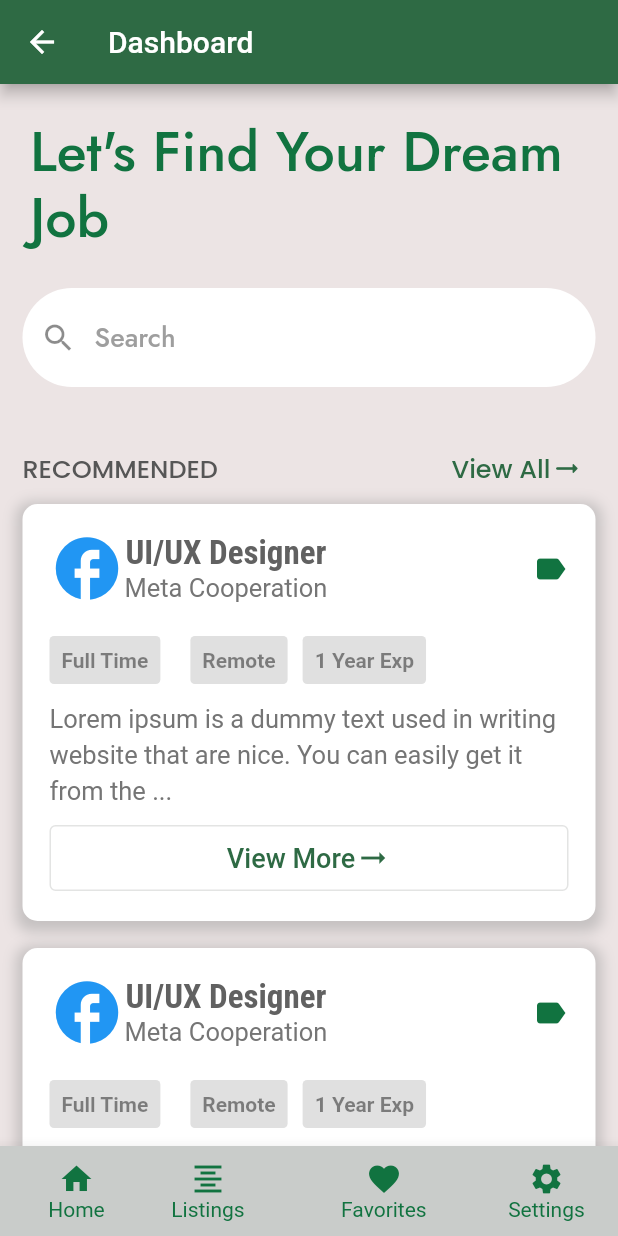
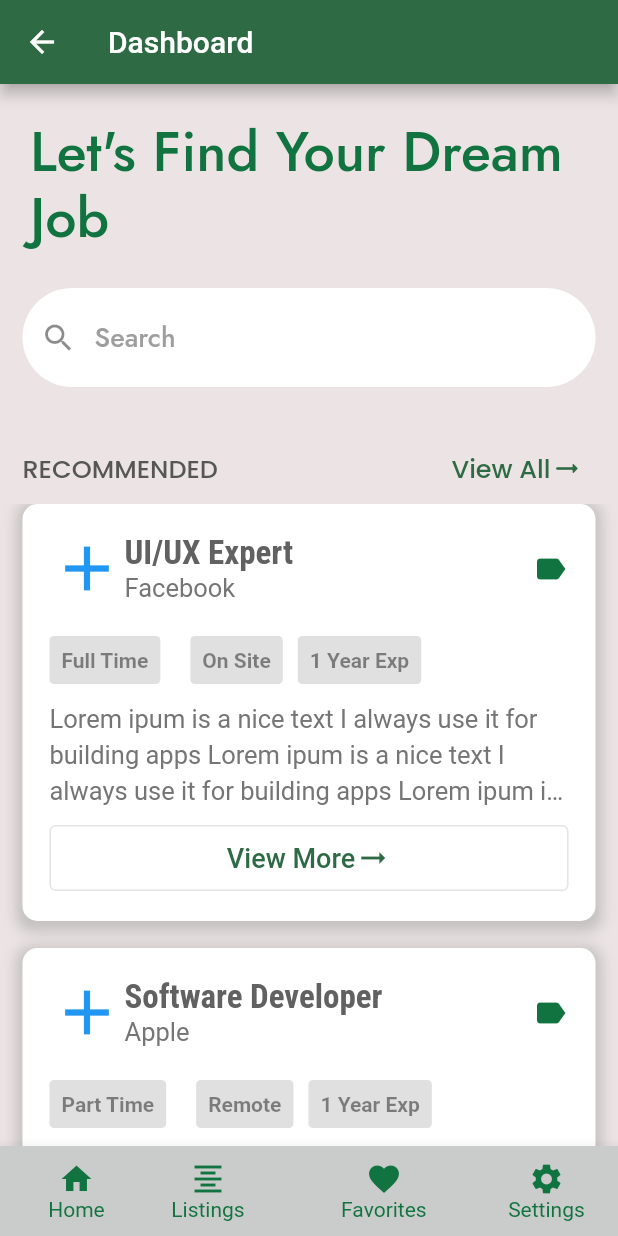
Before and after one commit to beuchehmaxime/job-board-ui-in-flutter, a Flutter app: the screen it shows after launch, after a tap on "Get Started", on a phone screen of 412 x 824 dp. Run offline on Flutter 3.47's test engine with Material 2 defaults, Android fonts, the phone set to English and light mode, and no system bars; our stand-ins replace google_fonts.

Commit message:
New push

```diff
--- a/lib/screens/jobs_screen.dart
+++ b/lib/screens/jobs_screen.dart
@@ -1,11 +1,27 @@
 import 'package:flutter/material.dart';
 import 'package:google_fonts/google_fonts.dart';
-
+import '../widgets/bottom_navigation_bar_widget.dart';
+import '../widgets/recommended_text_widget.dart';
 import '../widgets/search_form_widget.dart';
 import '../widgets/tile_widget.dart';
 
 class JobScreen extends StatelessWidget {
-  const JobScreen({super.key});
+  JobScreen({super.key});
+
+  final List<IconData> iconsUse = [Icons.add, Icons.add, Icons.add, Icons.add];
+  final List<String> position = [
+    "UI/UX Expert",
+    "Software Developer",
+    "React Developer"
+  ];
+  final List<String> company = ["Facebook", "Apple", "Tesla"];
+  final List<String> jobDetails = [
+    "Lorem ipum is a nice text I always use it for building apps Lorem ipum is a nice text I always use it for building apps Lorem ipum is a nice text I always use it for building apps",
+    "Lorem ipum is a nice text I always use it for building apps Lorem ipum is a nice text I always use it for building apps Lorem ipum is a nice text I always use it for building apps",
+    "Lorem ipum is a nice text I always use it for building apps Lorem ipum is a nice text I always use it for building apps Lorem ipum is a nice text I always use it for building apps",
+  ];
+  final List<String> site = ["On Site", "Remote", "Hybrid"];
+  final List<String> positionType = ["Full Time", "Part Time", "Full Time"];
 
   @override
   Widget build(BuildContext context) {
@@ -14,12 +30,11 @@ class JobScreen extends StatelessWidget {
       appBar: AppBar(
         title: const Text("Dashboard"),
       ),
-      body: ListView(
-          children: [
-            Column(
+      body: Column(
         children: [
           Padding(
-                padding: const EdgeInsets.only(left: 20,right: 35.0, top: 25, bottom: 15),
+            padding: const EdgeInsets.only(
+                left: 20, right: 35.0, top: 25, bottom: 15),
             child: Text(
               "Let's Find Your Dream Job",
               style: GoogleFonts.jost(
@@ -31,118 +46,31 @@ class JobScreen extends StatelessWidget {
             ),
           ),
           const Padding(
-                padding: EdgeInsets.only(top: 8.0, bottom: 15,left: 15, right: 15),
+            padding: EdgeInsets.only(top: 8.0, bottom: 15, left: 15, right: 15),
             child: SearchFormWidget(),
           ),
-              Padding(
-                padding: const EdgeInsets.only(top: 15.0, left: 15, right: 15),
-                child: Row(
-                  mainAxisAlignment: MainAxisAlignment.spaceBetween,
-                  children: [
-                    Text(
-                      "Recommended".toUpperCase(),
-                      style: GoogleFonts.poppins(
-                          fontSize: 17,
-                          color: const Color.fromARGB(255, 86, 86, 86),
-                          fontWeight: FontWeight.w500),
+          const Padding(
+            padding: EdgeInsets.only(top: 15.0, left: 15, right: 15),
+            child: RecommendedText(),
           ),
-                    TextButton(
-                      onPressed: () {},
-                      child: Row(
-                        children: [
-                          Text("View All", style: GoogleFonts.poppins(fontSize: 17),),
-                          const Icon(Icons.arrow_right_alt_rounded, size: 22),
-                        ],
+          Expanded(
+            child: ListView.builder(
+              itemCount: position.length,
+              itemBuilder: (context, index){
+                return TileWidgets(
+                  iconsUse: iconsUse[index],
+                  position: position[index],
+                  jobDetails: jobDetails[index],
+                  site: site[index],
+                  positionType: positionType[index],
+                  company: company[index],
+                );
+              },
             ),
           ),
         ],
       ),
-              ),
-
-
-            ],
-          ),
-          const TileWidgets(),
-          const TileWidgets(),
-          const TileWidgets(),
-          const TileWidgets(),
-          const TileWidgets(),
-          const TileWidgets(),
-          const TileWidgets(),
-          const TileWidgets(),
-          const TileWidgets(),
-          const TileWidgets(),
-          const TileWidgets(),
-          const TileWidgets(),
-          const TileWidgets(),
-          const TileWidgets(),
-          const TileWidgets(),
-          ],
-        ),
-      bottomNavigationBar: const BottomAppBar(
-        notchMargin: 5.0,
-        shape: CircularNotchedRectangle(),
-        color: Color.fromARGB(255, 201, 204, 202),
-        child: Row(
-          mainAxisAlignment: MainAxisAlignment.spaceAround,
-          mainAxisSize: MainAxisSize.max,
-          children: [
-            Padding(
-              padding: EdgeInsets.only(left: 10.0),
-              child: Column(
-                mainAxisSize: MainAxisSize.min,
-                children: [
-                  Icon(
-                    Icons.home,
-                    color: Color.fromARGB(255, 17, 115, 64),
-                  ),
-                  Text("Home", style: TextStyle(color: Color.fromARGB(255, 17, 115, 64)),),
-                ],
-              ),
-            ),
-            Padding(
-              padding: EdgeInsets.only(right: 10.0,top: 10.0,bottom: 10.0),
-              child: Column(
-                mainAxisSize: MainAxisSize.min,
-                children: [
-                  Icon(
-                    Icons.format_align_center,
-                    color: Color.fromARGB(255, 17, 115, 64),
-                  ),
-                  Text("Listings", style: TextStyle(color: Color.fromARGB(255, 17, 115, 64)),),
-                ],
-              ),
-            ),
-            Padding(
-              padding: EdgeInsets.only(left: 10.0,top: 10.0,bottom: 10.0),
-              child: Column(
-                mainAxisSize: MainAxisSize.min,
-                children: [
-                  Icon(
-                    Icons.favorite,
-                    color: Color.fromARGB(255, 17, 115, 64),
-                  ),
-                  Text("Favorites", style: TextStyle(color: Color.fromARGB(255, 17, 115, 64)),),
-                ],
-              ),
-            ),
-            Padding(
-              padding: EdgeInsets.only(left: 10.0),
-              child: Column(
-                mainAxisSize: MainAxisSize.min,
-                children: [
-                  Icon(
-                    Icons.settings,
-                    color: Color.fromARGB(255, 17, 115, 64),
-                  ),
-                  Text("Settings", style: TextStyle(color: Color.fromARGB(255, 17, 115, 64)),),
-                ],
-              ),
-            ),
-          ],
-        ),
-      ),
-
+      bottomNavigationBar: const BottomBarNav(),
     );
   }
 }
--- a/lib/widgets/home_button_widget.dart
+++ b/lib/widgets/home_button_widget.dart
@@ -15,7 +15,7 @@ class HomeButtonWidget extends StatelessWidget {
       onPressed: () {
         Navigator.push(context,
           MaterialPageRoute(builder: (context){
-            return const JobScreen();
+            return JobScreen();
           }),
         );
       },
--- a/lib/widgets/tile_widget.dart
+++ b/lib/widgets/tile_widget.dart
@@ -2,8 +2,21 @@ import 'package:flutter/material.dart';
 import 'package:google_fonts/google_fonts.dart';
 
 class TileWidgets extends StatelessWidget {
+  final IconData iconsUse;
+  final String position;
+  final String company;
+  final String jobDetails;
+  final String site;
+  final String positionType;
+
   const TileWidgets({
     super.key,
+    required this.iconsUse,
+    required this.position,
+    required this.company,
+    required this.jobDetails,
+    required this.site,
+    required this.positionType,
   });
 
   @override
@@ -32,16 +45,21 @@ class TileWidgets extends StatelessWidget {
                 child: Row(
                   mainAxisAlignment: MainAxisAlignment.spaceBetween,
                   children: [
-                    Row(mainAxisAlignment: MainAxisAlignment.center, children: [
-                      const Icon(
-                        Icons.facebook,
+                    Row(
+                      mainAxisAlignment: MainAxisAlignment.start,
+                      children: [
+                      Icon(
+                        iconsUse,
                         color: Colors.blue,
                         size: 50,
                       ),
                       Column(
+                        crossAxisAlignment: CrossAxisAlignment.start,
                         children: [
                           Text(
-                            "UI/UX Designer",
+                            position,
+                            overflow: TextOverflow.ellipsis,
+                            maxLines: 1,
                             style: GoogleFonts.robotoCondensed(
                               fontSize: 22,
                               fontWeight: FontWeight.bold,
@@ -49,9 +67,10 @@ class TileWidgets extends StatelessWidget {
                             ),
                           ),
                           Text(
-                            "Meta Cooperation",
+                            company, textAlign: TextAlign.start,
                             style: GoogleFonts.roboto(
-                                fontSize: 17, color: Colors.grey.shade600),
+                                fontSize: 17, color: Colors.grey.shade600
+                                ),
                           )
                         ],
                       )
@@ -75,7 +94,9 @@ class TileWidgets extends StatelessWidget {
                     ),
                     child: Center(
                         child: Text(
-                      "Full Time",
+                      positionType,
+                      overflow: TextOverflow.ellipsis,
+                      maxLines: 1,
                       style: GoogleFonts.roboto(
                           fontSize: 14,
                           color: Colors.black45,
@@ -91,7 +112,9 @@ class TileWidgets extends StatelessWidget {
                     ),
                     child: Center(
                         child: Text(
-                      "Remote",
+                      site,
+                      overflow: TextOverflow.ellipsis,
+                      maxLines: 1,
                       style: GoogleFonts.roboto(
                           fontSize: 14,
                           color: Colors.black45,
@@ -108,6 +131,8 @@ class TileWidgets extends StatelessWidget {
                     child: Center(
                         child: Text(
                       "1 Year Exp",
+                      overflow: TextOverflow.ellipsis,
+                      maxLines: 1,
                       style: GoogleFonts.roboto(
                           fontSize: 14,
                           color: Colors.black45,
@@ -119,7 +144,9 @@ class TileWidgets extends StatelessWidget {
               Padding(
                 padding: const EdgeInsets.only(bottom: 10.0),
                 child: Text(
-                  "Lorem ipsum is a dummy text used in writing website that are nice. You can easily get it from the ...",
+                  jobDetails,
+                  overflow: TextOverflow.ellipsis,
+                            maxLines: 3,
                   style: GoogleFonts.roboto(
                     fontSize: 17,
                     color: Colors.grey.shade600,
```
Lines whose indentation alone changed are shown as unchanged.
